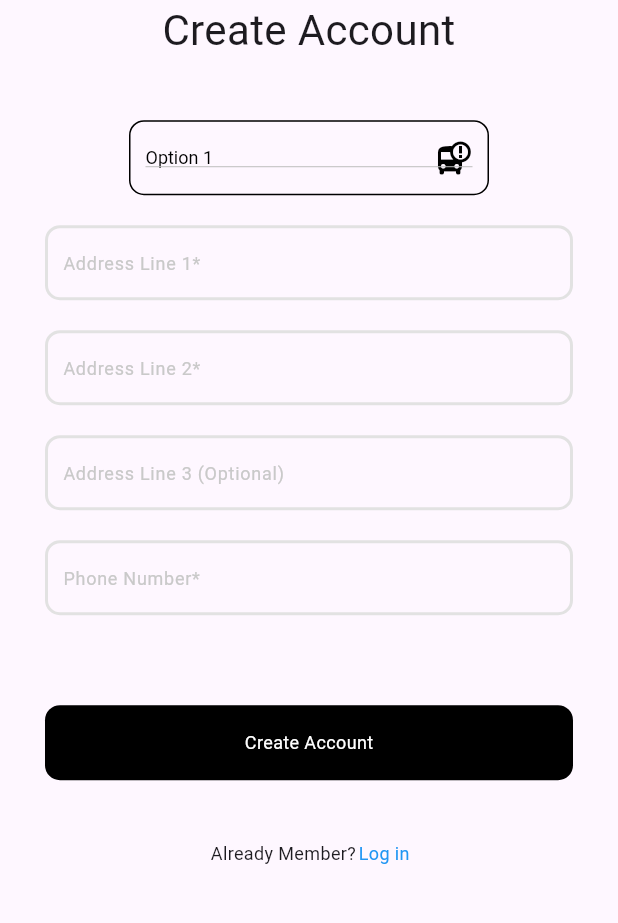
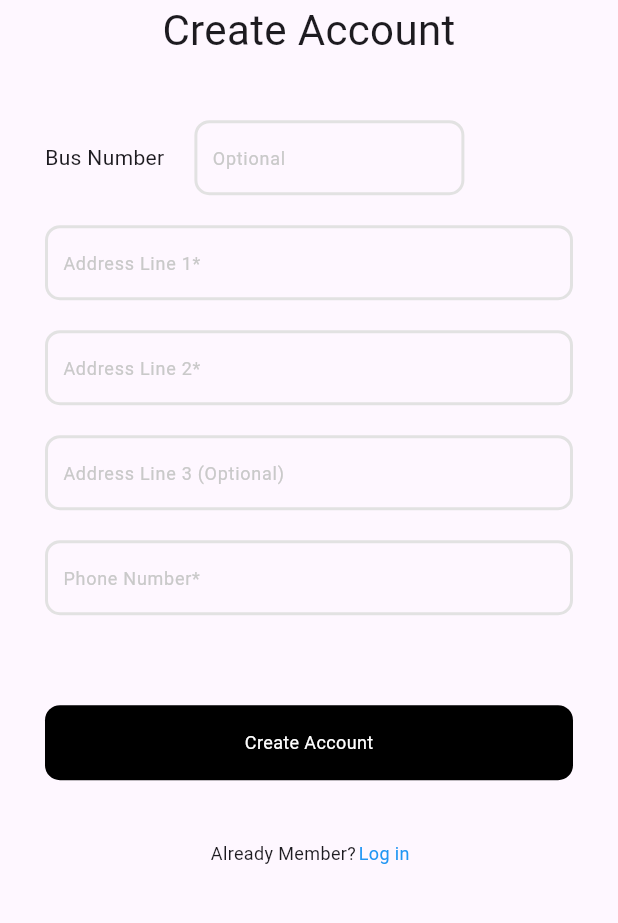
Before and after one commit to ShubhaMahobia/RideEye_frontend, a Flutter app: the SignUpScreenTwo screen opened directly, on a phone screen of 412 x 824 dp, the part 175-1098 px from its top. Run offline on Flutter 3.47's test engine with Material 3 defaults, Android fonts, the phone set to English and light mode, and no system bars; our stand-ins replace flutter_dotenv, flutter_easyloading, get, google_fonts.

Commit message:
sign up screen UI complete

```diff
--- a/lib/authentication/sign_up_screen.dart
+++ b/lib/authentication/sign_up_screen.dart
@@ -155,10 +155,11 @@ class SignUpScreenTwo extends StatefulWidget {
   State<SignUpScreenTwo> createState() => _SignUpScreenTwoState();
 }
 
-String selectedValue = 'Option 1';
 String completeAddress = _signUpController.addressOneController.text +
     _signUpController.addressTwoController.text +
     _signUpController.addressThreeController.text;
+
+String busNumber = _signUpController.busNumberController.text.toUpperCase();
 
 class _SignUpScreenTwoState extends State<SignUpScreenTwo> {
   Timer? _timer;
@@ -208,44 +209,25 @@ class _SignUpScreenTwoState extends State<SignUpScreenTwo> {
                 const SizedBox(
                   height: 40,
                 ),
-                Container(
-                  padding: const EdgeInsets.all(10),
-                  decoration: BoxDecoration(
-                    border: Border.all(color: Colors.black, width: 1),
-                    borderRadius: BorderRadius.circular(10),
-                  ),
-                  width: 240,
-                  height: 50,
-                  child: DropdownButton<String>(
-                    isExpanded: true,
-                    borderRadius: BorderRadius.circular(10),
-                    elevation: 8,
-                    dropdownColor: Colors.blue[50],
-                    icon: const Icon(
-                      Icons.bus_alert,
-                      color: Colors.black,
+                Row(
+                  children: [
+                    Text(
+                      'Bus Number',
+                      style: GoogleFonts.mochiyPopOne(),
                     ),
-                    menuMaxHeight: 160,
-                    style: GoogleFonts.mochiyPopOne(
-                        fontSize: 12, color: Colors.black),
-                    value: selectedValue,
-                    onChanged: (String? newValue) {
-                      setState(() {
-                        selectedValue = newValue!;
-                      });
-                    },
-                    items: <String>[
-                      'Option 1',
-                      'Option 2',
-                      'Option 3',
-                      'Option 4'
-                    ].map<DropdownMenuItem<String>>((String value) {
-                      return DropdownMenuItem<String>(
-                        value: value,
-                        child: Text(value),
-                      );
-                    }).toList(),
-                  ),
+                    const SizedBox(
+                      width: 20,
+                    ),
+                    SizedBox(
+                      width: 180,
+                      child: InputTextOne(
+                          isNumber: false,
+                          isPassword: false,
+                          textEditingController:
+                              _signUpController.busNumberController,
+                          hintText: 'Optional'),
+                    ),
+                  ],
                 ),
                 const SizedBox(
                   height: 20,
@@ -296,7 +278,7 @@ class _SignUpScreenTwoState extends State<SignUpScreenTwo> {
                       _signUpController.enrollmentController.text,
                       completeAddress,
                       _signUpController.phoneController.text,
-                      "123",
+                      busNumber,
                       _signUpController.scholarController.text,
                     );
                   },
```
Also changed, not shown: lib/controllers/sign_up_controller.dart (+18 -2 lines), lib/utils/dialogBox/error_dialog.dart (+11 -8 lines), lib/utils/validations/validator.dart (added, +95 -0 lines).
